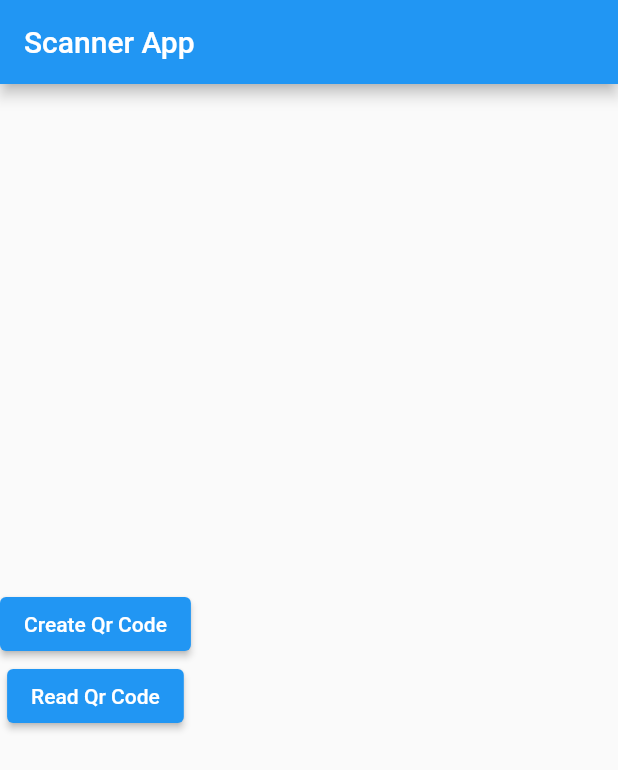
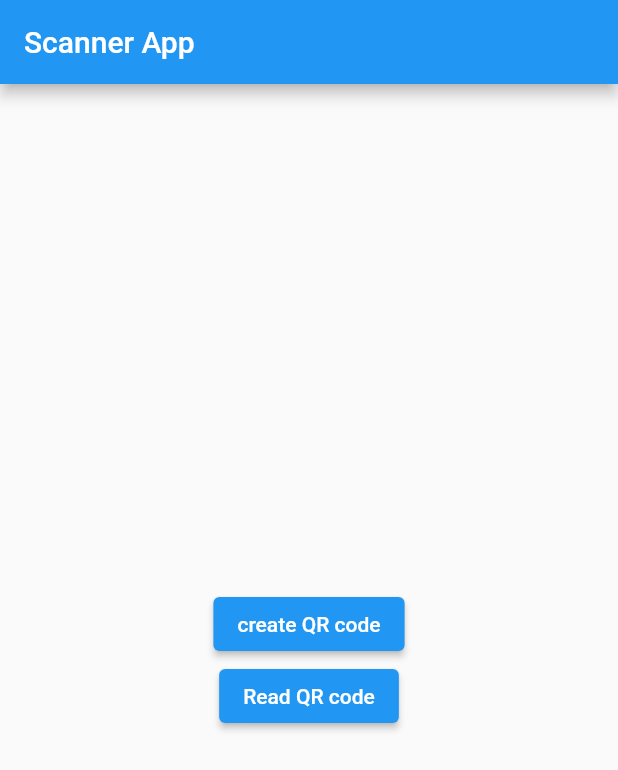
Before and after one commit to mahirAbdAlazimMokhtar/qr_code, a Flutter app: the screen it shows after launch, on a phone screen of 412 x 824 dp. Shown: the top 770 px of the screen. Run offline on Flutter 3.47's test engine with Material 2 defaults, Android fonts, the phone set to English and light mode, and no system bars; our stand-ins replace barcode_widget; missing offline and left inert: flutter_barcode_scanner.

Commit message:
Finish Qr Code

```diff
--- a/lib/main.dart
+++ b/lib/main.dart
@@ -1,38 +1,58 @@
 import 'package:flutter/material.dart';
+import 'package:qr_code/screens/readqr.dart';
 import 'package:qr_code/screens/scanqr.dart';
 
+
 void main() {
-  runApp(ScannerApp());
+  runApp(MyApp());
 }
 
-class ScannerApp extends StatelessWidget {
-  const ScannerApp({Key? key}) : super(key: key);
-
+class MyApp extends StatelessWidget {
   @override
   Widget build(BuildContext context) {
     return MaterialApp(
-      home: Scaffold(
-        appBar: AppBar(
-          title:const Text('Scanner App'),
-        ),
-        body: Column(
+      title: 'Scanner App',
+      theme: ThemeData(
+        primarySwatch: Colors.blue,
+      ),
+      home: MyHomePage(title: 'Scanner App'),
+    );
+  }
+}
+
+class MyHomePage extends StatefulWidget {
+  MyHomePage({Key? key, required this.title}) : super(key: key);
+
+  final String title;
+
+  @override
+  _MyHomePageState createState() => _MyHomePageState();
+}
+
+class _MyHomePageState extends State<MyHomePage> {
+  @override
+  Widget build(BuildContext context) {
+    return Scaffold(
+      appBar: AppBar(
+        title: Text(widget.title),
+      ),
+      body: Center(
+        child: Column(
           mainAxisAlignment: MainAxisAlignment.center,
           crossAxisAlignment: CrossAxisAlignment.center,
-          children: [
+          children: <Widget>[
             ElevatedButton(
-              onPressed: () {
-                Navigator.of(context).push(MaterialPageRoute(builder: (ctx)=>CreateQrCode(),),);
-              },
-              child:const Text(
-                'Create Qr Code',
-              ),
-            ),
+                onPressed: () {
+                  Navigator.of(context).push(MaterialPageRoute(builder: (ctx)=>CreateScreen()));
+                  print('creating qr code');
+                },
+                child: Text('create QR code')),
             ElevatedButton(
-              onPressed: () {},
-              child:const Text(
-                'Read Qr Code',
-              ),
-            ),
+                onPressed: () {
+                  Navigator.of(context).push(MaterialPageRoute(builder: (ctx)=>ScanScreen()));
+                  print('Read qr code');
+                },
+                child: Text('Read QR code')),
           ],
         ),
       ),
```
Also changed, not shown: lib/screens/readqr.dart (+34 -17 lines), lib/screens/scanqr.dart (+15 -21 lines).
